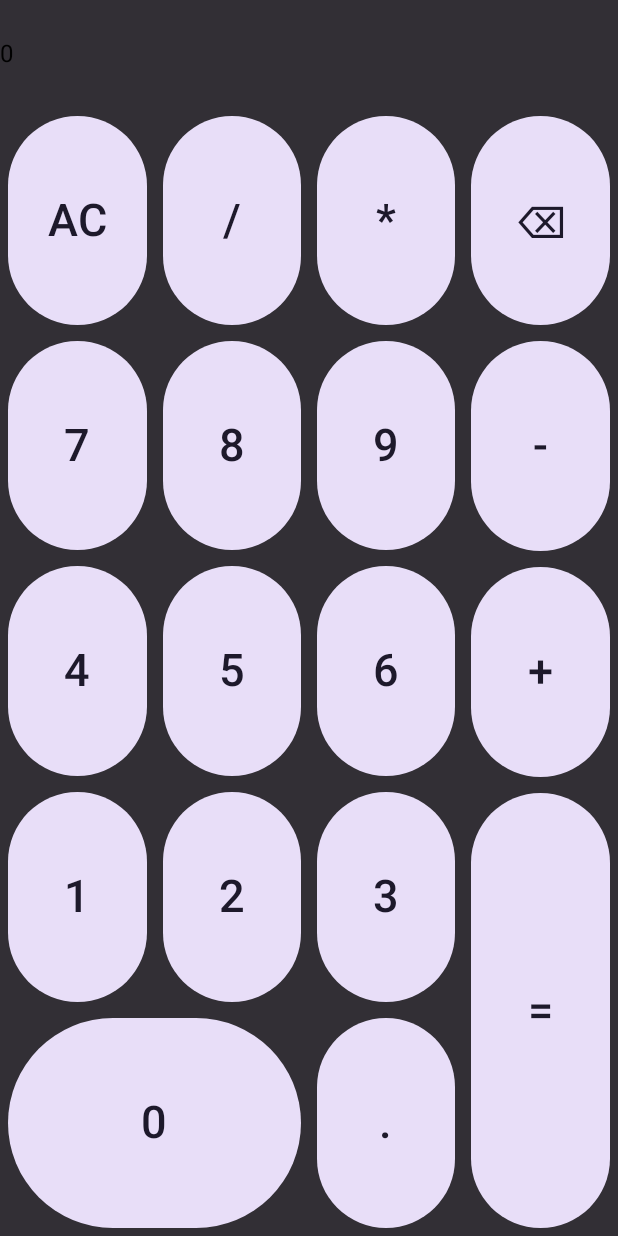
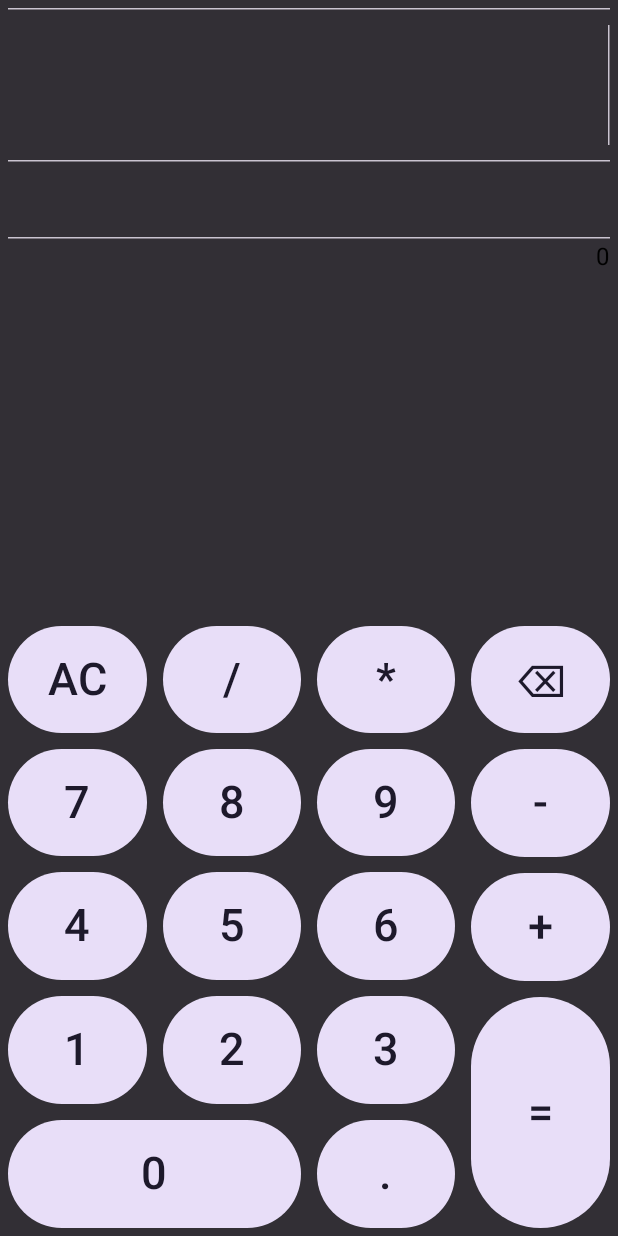
Before and after one commit to k-ishigaki/calculator-app, an Android app built with Jetpack Compose: the screen it shows after launch (MainActivity), on a phone screen of 412 x 824 dp. Run offline under Robolectric (Android 15) with nearby library versions, the phone set to English and light mode, and no system bars; libraries missing offline, so code that uses them is left out: com.github.michaelbull.result, com.ionspin.kotlin.

Commit message:
2024-07-28

```diff
--- a/shared/src/commonMain/kotlin/io/github/kishigaki/calculatorapp/application/calculator/Calculator.kt
+++ b/shared/src/commonMain/kotlin/io/github/kishigaki/calculatorapp/application/calculator/Calculator.kt
@@ -54,7 +54,7 @@ class Calculator(private val screen: Screen) {
                 binding {
                     val parseResult = Expression().parse(expression).bind()
                     val calculationResult = parseResult.first.calculate().bind().roundedValue
-                    expression = calculationResult.toString()
+                    expression = calculationResult.toStringExpanded()
                     cursorPosition = expression.length
                 }
             }
--- a/shared/src/commonMain/kotlin/io/github/kishigaki/calculatorapp/others/ui/Calculator.kt
+++ b/shared/src/commonMain/kotlin/io/github/kishigaki/calculatorapp/others/ui/Calculator.kt
@@ -22,8 +22,12 @@ fun Calculator(viewModel: CalculatorViewModel = viewModel { CalculatorViewModel(
     MaterialTheme {
         Box(Modifier.fillMaxSize().background(MaterialTheme.colorScheme.inverseSurface)) {
             Column {
-                Screen(expressionText.value, cursorPosition.value, resultText.value)
-                KeyPad { viewModel.hit(it) }
+                Box(Modifier.weight(1.0F)) {
+                    Screen(expressionText.value, cursorPosition.value, resultText.value) { viewModel.moveCursorTo(it) }
+                }
+                Box(Modifier.weight(1.0F)) {
+                    KeyPad { viewModel.hit(it) }
+                }
             }
         }
     }
--- a/shared/src/commonMain/kotlin/io/github/kishigaki/calculatorapp/others/ui/KeyPad.kt
+++ b/shared/src/commonMain/kotlin/io/github/kishigaki/calculatorapp/others/ui/KeyPad.kt
@@ -5,10 +5,8 @@ import androidx.compose.foundation.layout.Column
 import androidx.compose.foundation.layout.Row
 import androidx.compose.foundation.layout.fillMaxSize
 import androidx.compose.foundation.layout.padding
-import androidx.compose.material3.Button
 import androidx.compose.material3.FilledTonalButton
 import androidx.compose.material3.Text
-import androidx.compose.material3.TextButton
 import androidx.compose.runtime.Composable
 import androidx.compose.ui.Modifier
 import androidx.compose.ui.unit.dp
--- a/shared/src/commonMain/kotlin/io/github/kishigaki/calculatorapp/others/ui/Screen.kt
+++ b/shared/src/commonMain/kotlin/io/github/kishigaki/calculatorapp/others/ui/Screen.kt
@@ -1,15 +1,90 @@
 package io.github.kishigaki.calculatorapp.others.ui
 
+import androidx.compose.foundation.background
+import androidx.compose.foundation.gestures.Orientation
+import androidx.compose.foundation.gestures.scrollable
+import androidx.compose.foundation.horizontalScroll
+import androidx.compose.foundation.layout.Box
 import androidx.compose.foundation.layout.Column
 import androidx.compose.foundation.layout.Row
+import androidx.compose.foundation.layout.fillMaxHeight
+import androidx.compose.foundation.layout.fillMaxSize
+import androidx.compose.foundation.layout.fillMaxWidth
+import androidx.compose.foundation.layout.height
+import androidx.compose.foundation.layout.padding
+import androidx.compose.foundation.rememberScrollState
+import androidx.compose.material3.HorizontalDivider
+import androidx.compose.material3.MaterialTheme
 import androidx.compose.material3.Text
+import androidx.compose.material3.VerticalDivider
 import androidx.compose.runtime.Composable
+import androidx.compose.runtime.LaunchedEffect
+import androidx.compose.runtime.mutableStateOf
+import androidx.compose.runtime.remember
+import androidx.compose.ui.Alignment
+import androidx.compose.ui.Modifier
+import androidx.compose.ui.draw.alpha
+import androidx.compose.ui.graphics.Color
+import androidx.compose.ui.input.pointer.pointerInput
+import androidx.compose.ui.unit.dp
+import androidx.compose.ui.unit.sp
+import kotlinx.coroutines.delay
 
 @Composable
-fun Screen(expressionText: String, cursorPosition: Int, resultText: String) {
-    Column {
-        Text(expressionText)
+fun Screen(expressionText: String, cursorPosition: Int, resultText: String, onClick: (Int) -> Unit) {
+    Column(Modifier.fillMaxWidth().padding(5.dp), horizontalAlignment = Alignment.End) {
+        HorizontalDivider()
+        Row(Modifier.height(100.dp).horizontalScroll(rememberScrollState()), verticalAlignment = Alignment.CenterVertically) {
+            if (expressionText.isEmpty()) {
+                TextCaret()
+            } else {
+                expressionText.forEachIndexed { index, c ->
+                    Box(Modifier.fillMaxHeight(), contentAlignment = Alignment.CenterEnd) {
+                        Row(Modifier.matchParentSize()) {
+                            Box(Modifier.fillMaxHeight().weight(1.0F).pointerInput(Unit) {
+                                awaitPointerEventScope {
+                                    while (true) {
+                                        awaitPointerEvent()
+                                        onClick(cursorPosition - 1)
+                                    }
+                                }
+                            })
+                            Box(Modifier.fillMaxHeight().weight(1.0F).pointerInput(Unit) {
+                                awaitPointerEventScope {
+                                    while (true) {
+                                        awaitPointerEvent()
+                                        onClick(cursorPosition)
+                                    }
+                                }
+                            })
+                        }
+                        Text(c.toString(), fontSize = 50.sp, color = MaterialTheme.colorScheme.onPrimary)
+                        if (index == cursorPosition - 1) {
+                            TextCaret()
+                        }
+                    }
+                }
+            }
+        }
+        HorizontalDivider()
+        Row(Modifier.height(50.dp).horizontalScroll(rememberScrollState()), verticalAlignment = Alignment.CenterVertically) {
+            Text(resultText, fontSize = 20.sp, color = MaterialTheme.colorScheme.onPrimary)
+        }
+        HorizontalDivider()
         Text(cursorPosition.toString())
-        Text(resultText)
     }
 }
+
+@Composable
+fun TextCaret() {
+    val isVisible = remember { mutableStateOf(true) }
+    if (isVisible.value) {
+        VerticalDivider(Modifier.padding(vertical = 10.dp))
+    }
+    LaunchedEffect(Unit) {
+        while (true) {
+            delay(500)
+            isVisible.value = !isVisible.value
+        }
+    }
+}
```
